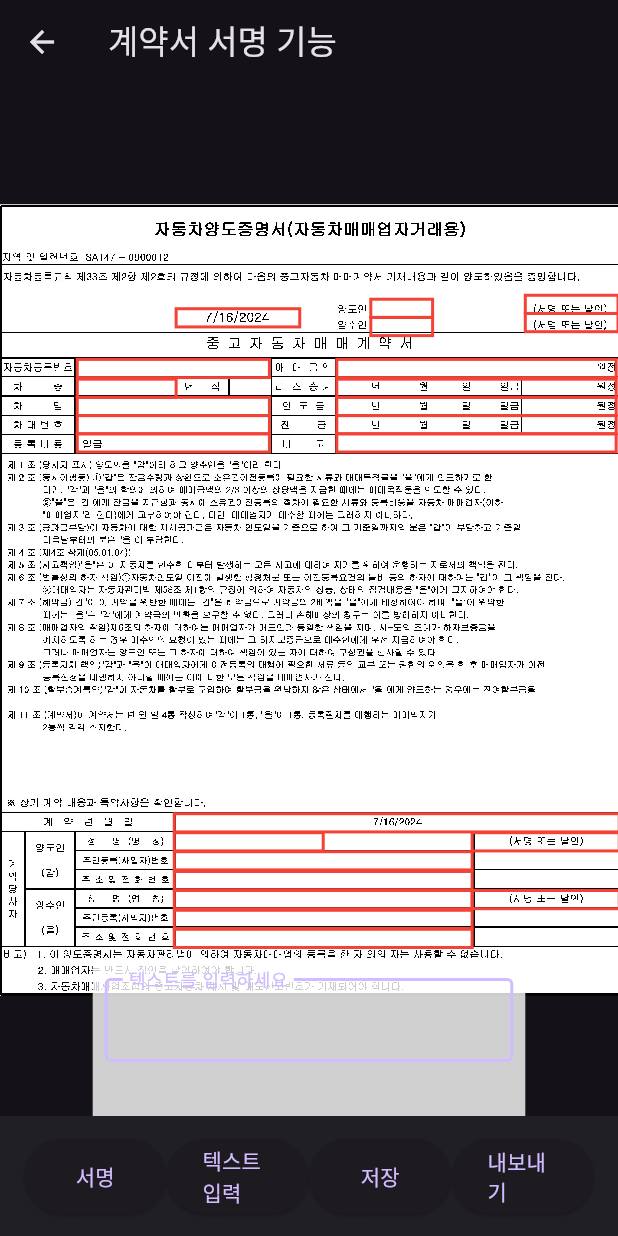
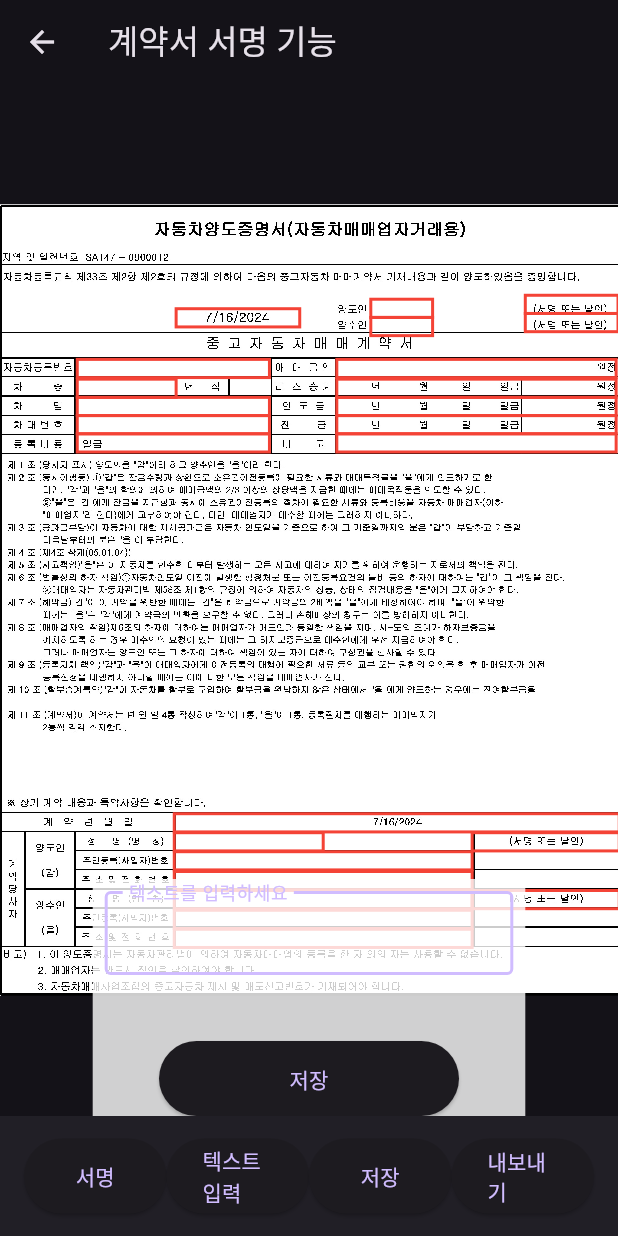
Before and after one commit to emptybiin/fastdealer, a Flutter app: the ContractFeatureDebug screen opened directly, item 2 of the bottom bar chosen, on a phone screen of 412 x 824 dp. Run offline on Flutter 3.47's test engine with Material 3 defaults, Android fonts, the phone set to English and light mode, and no system bars; our stand-ins replace share_plus, signature; missing offline and left inert: excel.

Commit message:
텍스트필드 저장버튼 추가

```diff
--- a/lib/features/contract_debug.dart
+++ b/lib/features/contract_debug.dart
@@ -287,6 +287,11 @@ class _ContractFeatureDebugState extends State<ContractFeatureDebug> {
               child: Container(
                 color: Colors.white.withOpacity(0.8),
                 width: MediaQuery.of(context).size.width * 0.7,
+                child: Column(
+                  mainAxisSize: MainAxisSize.min,
+                  children: [
+                    // TextField or Signature
+                    Container(
                       height: isSignatureMode
                           ? MediaQuery.of(context).size.width * 1.5 * ((selectedArea?.height ?? 1) / (selectedArea?.width ?? 1))
                           : 100,
@@ -310,6 +315,16 @@ class _ContractFeatureDebugState extends State<ContractFeatureDebug> {
                             FocusScope.of(context).unfocus();
                           },
                         ),
+                      ),
+                    ),
+                    SizedBox(height: 8), // Space between TextField and Button
+                    ElevatedButton(
+                      onPressed: () {
+                        _saveSignatureOrText();
+                      },
+                      child: Text('저장'),
+                    ),
+                  ],
                 ),
               ),
             ),
```
Lines whose indentation alone changed are shown as unchanged.
